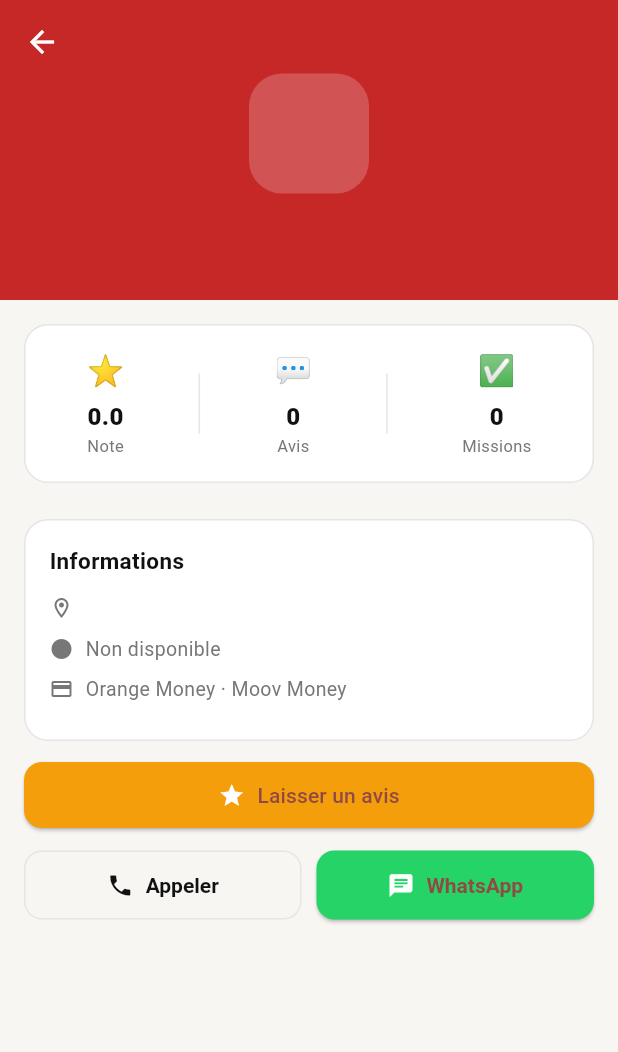
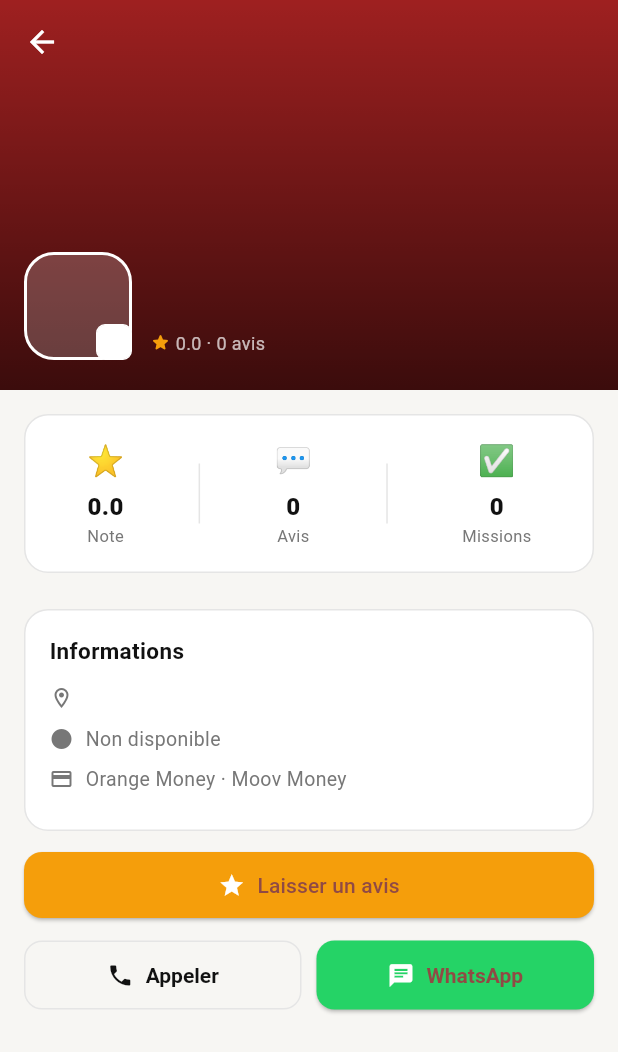
Before and after one commit to Cozisi/tondo_app, a Flutter app: the ArtisanProfileScreen screen opened directly with empty values, on a phone screen of 412 x 824 dp. Shown: the top 1052 px of the screen. Run offline on Flutter 3.47's test engine with Material 3 defaults, Android fonts, the phone set to English and light mode, and no system bars; our stand-ins replace cloud_firestore, firebase_auth, firebase_core, shared_preferences; accounts and stored records are empty; network calls fail.

Commit message:
feat: bannière + photo profil artisan, portfolio réalisations

```diff
--- a/lib/models/artisan_model.dart
+++ b/lib/models/artisan_model.dart
@@ -4,6 +4,7 @@ class ArtisanModel {
   final String uid;
   final String displayName;
   final String photoUrl;
+  final String banniereUrl;
   final String metier;
   final String metierLabel;
   final String metierEmoji;
@@ -22,6 +23,7 @@ class ArtisanModel {
     required this.uid,
     required this.displayName,
     required this.photoUrl,
+    required this.banniereUrl,
     required this.metier,
     required this.metierLabel,
     required this.metierEmoji,
@@ -43,6 +45,7 @@ class ArtisanModel {
       uid: doc.id,
       displayName: d['displayName'] ?? '',
       photoUrl: d['photoUrl'] ?? '',
+      banniereUrl: d['banniereUrl'] ?? '',
       metier: d['metier'] ?? '',
       metierLabel: d['metierLabel'] ?? '',
       metierEmoji: d['metierEmoji'] ?? '🔧',
--- a/lib/screens/artisan/artisan_profile_screen.dart
+++ b/lib/screens/artisan/artisan_profile_screen.dart
@@ -30,45 +30,150 @@ class ArtisanProfileScreen extends StatelessWidget {
       backgroundColor: AppColors.bg,
       body: CustomScrollView(
         slivers: [
-          // HEADER
+          // HEADER AVEC BANNIÈRE
           SliverAppBar(
-            expandedHeight: 200,
+            expandedHeight: 260,
             pinned: true,
             backgroundColor: AppColors.red,
             iconTheme: const IconThemeData(color: Colors.white),
             flexibleSpace: FlexibleSpaceBar(
-              background: Container(
+              background: Stack(
+                children: [
+                  // BANNIÈRE
+                  Positioned.fill(
+                    child: artisan.banniereUrl.isNotEmpty
+                        ? Image.network(
+                            artisan.banniereUrl,
+                            fit: BoxFit.cover,
+                            errorBuilder: (_, __, ___) => Container(
                               color: AppColors.red,
-                child: Column(
-                  mainAxisAlignment: MainAxisAlignment.center,
+                            ),
+                          )
+                        : Container(color: AppColors.red),
+                  ),
+
+                  // GRADIENT SOMBRE
+                  Positioned.fill(
+                    child: Container(
+                      decoration: BoxDecoration(
+                        gradient: LinearGradient(
+                          begin: Alignment.topCenter,
+                          end: Alignment.bottomCenter,
+                          colors: [
+                            Colors.black.withValues(alpha: 0.2),
+                            Colors.black.withValues(alpha: 0.7),
+                          ],
+                        ),
+                      ),
+                    ),
+                  ),
+
+                  // INFOS EN BAS
+                  Positioned(
+                    bottom: 20,
+                    left: 16,
+                    right: 16,
+                    child: Row(
                       children: [
-                    const SizedBox(height: 40),
+                        // PHOTO DE PROFIL + EMOJI
+                        Stack(
+                          children: [
+                            // Photo de profil
                             Container(
-                      width: 80,
-                      height: 80,
+                              width: 72,
+                              height: 72,
                               decoration: BoxDecoration(
-                        color: Colors.white.withValues(alpha: 0.2),
-                        borderRadius: BorderRadius.circular(22),
+                                borderRadius: BorderRadius.circular(20),
+                                border:
+                                    Border.all(color: Colors.white, width: 2),
+                              ),
+                              child: ClipRRect(
+                                borderRadius: BorderRadius.circular(18),
+                                child: artisan.photoUrl.isNotEmpty
+                                    ? Image.network(
+                                        artisan.photoUrl,
+                                        fit: BoxFit.cover,
+                                        errorBuilder: (_, __, ___) => Container(
+                                          color: Colors.white
+                                              .withValues(alpha: 0.2),
+                                          child: Center(
+                                            child: Text(artisan.metierEmoji,
+                                                style: const TextStyle(
+                                                    fontSize: 30)),
+                                          ),
+                                        ),
+                                      )
+                                    : Container(
+                                        color:
+                                            Colors.white.withValues(alpha: 0.2),
+                                        child: Center(
+                                          child: Text(artisan.metierEmoji,
+                                              style: const TextStyle(
+                                                  fontSize: 30)),
+                                        ),
+                                      ),
+                              ),
+                            ),
+
+                            // EMOJI MÉTIER en badge
+                            Positioned(
+                              bottom: 0,
+                              right: 0,
+                              child: Container(
+                                width: 24,
+                                height: 24,
+                                decoration: BoxDecoration(
+                                  color: Colors.white,
+                                  borderRadius: BorderRadius.circular(6),
+                                  border:
+                                      Border.all(color: Colors.white, width: 1),
                                 ),
                                 child: Center(
                                   child: Text(artisan.metierEmoji,
-                            style: const TextStyle(fontSize: 40)),
+                                      style: const TextStyle(fontSize: 12)),
                                 ),
                               ),
-                    const SizedBox(height: 12),
+                            ),
+                          ],
+                        ),
+                        const SizedBox(width: 12),
+
+                        // NOM + MÉTIER
+                        Expanded(
+                          child: Column(
+                            crossAxisAlignment: CrossAxisAlignment.start,
+                            children: [
                               Text(artisan.displayName,
                                   style: const TextStyle(
                                     color: Colors.white,
-                          fontSize: 20,
+                                    fontSize: 18,
                                     fontWeight: FontWeight.w800,
                                   )),
                               Text(artisan.metierLabel,
                                   style: TextStyle(
                                     color: Colors.white.withValues(alpha: 0.8),
-                          fontSize: 14,
+                                    fontSize: 13,
                                   )),
+                              const SizedBox(height: 4),
+                              Row(children: [
+                                const Icon(Icons.star_rounded,
+                                    color: Color(0xFFF59E0B), size: 14),
+                                const SizedBox(width: 3),
+                                Text(
+                                  '${artisan.notemoyenne} · ${artisan.totalAvis} avis',
+                                  style: const TextStyle(
+                                    color: Colors.white70,
+                                    fontSize: 12,
+                                  ),
+                                ),
+                              ]),
                             ],
                           ),
+                        ),
+                      ],
+                    ),
+                  ),
+                ],
               ),
             ),
           ),
@@ -387,7 +492,6 @@ class ArtisanProfileScreen extends StatelessWidget {
   }
 }
 
-// VISIONNEUSE PHOTO PLEIN ÉCRAN
 class _PhotoViewer extends StatefulWidget {
   final List<String> photos;
   final int initialIndex;
```
Lines whose indentation alone changed are shown as unchanged.
